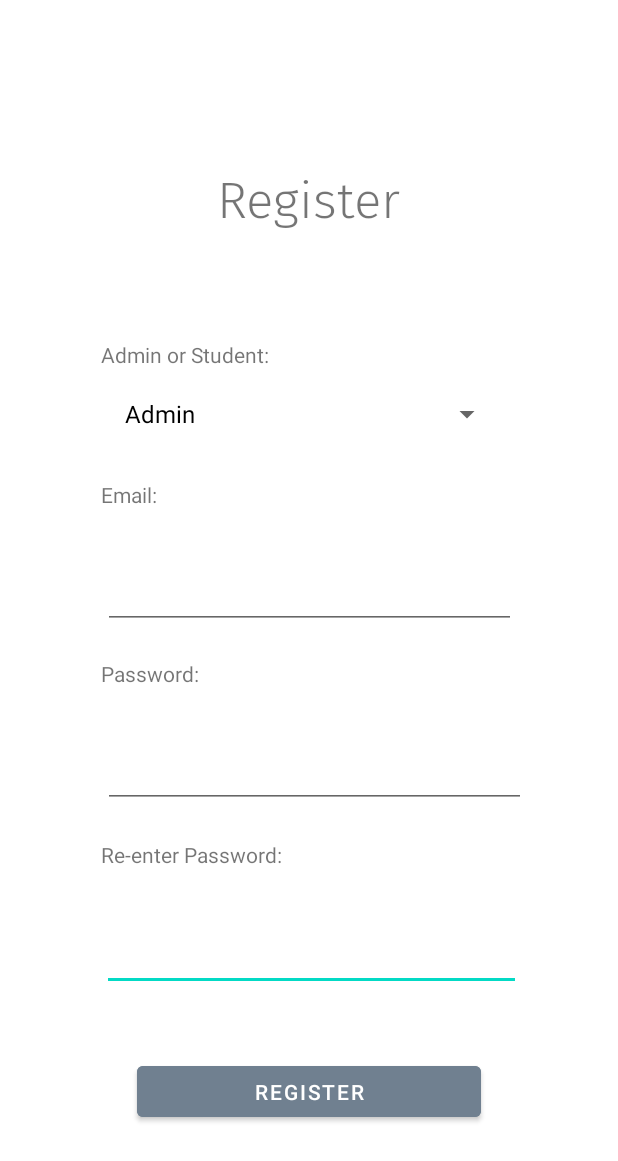
After one commit to arnavp103/UTT, an Android app: the SignUpPage screen opened directly, with no data from a screen before it, on a phone screen of 412 x 824 dp. The commit adds this screen. Shown: the top 1161 px of the screen. Run offline under Robolectric (Android 15) with nearby library versions, the phone set to English and light mode, and no system bars; our stand-ins replace Firebase (no records; nobody signed in at launch, a user with empty details on screens opened directly).

Commit message:
Sign Up page fully implemented

```diff
--- a/app/src/main/AndroidManifest.xml
+++ b/app/src/main/AndroidManifest.xml
@@ -12,6 +12,13 @@
         android:supportsRtl="true"
         android:theme="@style/Theme.UTT"
         tools:targetApi="31">
+        <activity
+            android:name=".SignUpPage"
+            android:exported="false">
+            <meta-data
+                android:name="android.app.lib_name"
+                android:value="" />
+        </activity>
         <activity
             android:name=".MainActivity"
             android:exported="true"
--- a/app/src/main/java/com/example/utt/LoginFragment.java
+++ b/app/src/main/java/com/example/utt/LoginFragment.java
@@ -2,6 +2,7 @@ package com.example.utt;
 
 import android.app.Activity;
 import android.content.Context;
+import android.content.Intent;
 import android.os.Bundle;
 import android.util.Log;
 import android.view.KeyEvent;
@@ -84,7 +85,7 @@ public class LoginFragment extends Fragment {
         }
     }
 
-    public void onViewCreated(@NonNull View view, Bundle savedInstanceState) {
+    public void onViewCreated(@NonNull View view, Bundle savedInstanceState){
         super.onViewCreated(view, savedInstanceState);
 
         uEdit = (EditText) view.findViewById(R.id.editTextUsername);
@@ -110,7 +111,8 @@ public class LoginFragment extends Fragment {
         binding.buttonLogin.setOnClickListener(this::submit);
 
         binding.signup.setOnClickListener(view1 -> {
-            // nav to sign up fragment
+            Intent intent = new Intent(view.getContext(), SignUpPage.class);
+            startActivity(intent);
         });
     }
 
--- /dev/null
+++ b/app/src/main/java/com/example/utt/SignUpPage.java
@@ -0,0 +1,64 @@
+package com.example.utt;
+
+import androidx.appcompat.app.AppCompatActivity;
+
+import android.os.Bundle;
+import android.view.View;
+import android.widget.ArrayAdapter;
+import android.widget.Button;
+import android.widget.EditText;
+import android.widget.Spinner;
+import android.widget.Toast;
+
+import com.google.firebase.database.DatabaseReference;
+import com.google.firebase.database.FirebaseDatabase;
+
+import java.util.ArrayList;
+
+public class SignUpPage extends AppCompatActivity {
+    Spinner adminOrStudent;
+    DatabaseReference databaseReference = FirebaseDatabase.getInstance().getReference().child("users");
+
+    @Override
+    protected void onCreate(Bundle savedInstanceState) {
+        super.onCreate(savedInstanceState);
+        setContentView(R.layout.activity_sign_up_page);
+        final EditText email = findViewById(R.id.editTextTextEmailAddress);
+        final EditText passwd = findViewById(R.id.editTextTextPassword2);
+        final EditText passwdAuth = findViewById(R.id.editTextTextPassword3);
+        final Button registerButton = findViewById(R.id.registration_button);
+
+
+
+        adminOrStudent = (Spinner)findViewById(R.id.adminOrStudent_spinner);
+        ArrayList <String> list = new ArrayList<>();
+        list.add("Admin");
+        list.add("Student");
+        ArrayAdapter<String> adapter = new ArrayAdapter<String>(this, android.R.layout.simple_spinner_dropdown_item, list);
+        adminOrStudent.setAdapter(adapter);
+
+        registerButton.setOnClickListener(new View.OnClickListener() {
+            public void onClick(View v){
+                String adminOrStudentChoice = adminOrStudent.getSelectedItem().toString();
+                final String emailText = email.getText().toString();
+                final String passwordText = passwd.getText().toString();
+                final String passwdAuthText = passwdAuth.getText().toString();
+
+                if(emailText.isEmpty() || passwordText.isEmpty() || passwdAuthText.isEmpty()) {
+                    Toast.makeText(SignUpPage.this, "Please fill all blanks", Toast.LENGTH_SHORT).show();
+                }
+                else if(!passwordText.equals(passwdAuthText)){
+                    Toast.makeText(SignUpPage.this, "Passwords are not matching", Toast.LENGTH_SHORT).show();
+                }
+                else{
+                    databaseReference.child("email").setValue(emailText);
+                    databaseReference.child("isAdmin").setValue(adminOrStudentChoice.equals("Admin"));
+                    databaseReference.child("password").setValue(passwordText);
+                    databaseReference.child("index").setValue(emailText + passwordText);
+                    Toast.makeText(SignUpPage.this, "User registered successfully", Toast.LENGTH_SHORT).show();
+                    finish();
+                }
+            }
+        });
+    }
+}
--- /dev/null
+++ b/app/src/main/res/layout/activity_sign_up_page.xml
@@ -0,0 +1,135 @@
+<?xml version="1.0" encoding="utf-8"?>
+<androidx.constraintlayout.widget.ConstraintLayout xmlns:android="http://schemas.android.com/apk/res/android"
+    xmlns:app="http://schemas.android.com/apk/res-auto"
+    xmlns:tools="http://schemas.android.com/tools"
+    android:layout_width="match_parent"
+    android:layout_height="match_parent"
+    tools:context=".SignUpPage">
+
+
+    <TextView
+        android:id="@+id/textView2"
+        android:layout_width="wrap_content"
+        android:layout_height="wrap_content"
+        android:fontFamily="@font/fira_sans_light"
+        android:text="Register"
+        android:textSize="34sp"
+        app:layout_constraintBottom_toBottomOf="parent"
+        app:layout_constraintEnd_toEndOf="parent"
+        app:layout_constraintHorizontal_bias="0.498"
+        app:layout_constraintStart_toStartOf="parent"
+        app:layout_constraintTop_toTopOf="parent"
+        app:layout_constraintVertical_bias="0.141" />
+
+    <EditText
+        android:id="@+id/editTextTextPassword3"
+        android:layout_width="279dp"
+        android:layout_height="63dp"
+        android:ems="10"
+        android:inputType="textPassword"
+        app:layout_constraintBottom_toBottomOf="parent"
+        app:layout_constraintEnd_toEndOf="parent"
+        app:layout_constraintHorizontal_bias="0.515"
+        app:layout_constraintStart_toStartOf="parent"
+        app:layout_constraintTop_toTopOf="parent"
+        app:layout_constraintVertical_bias="0.785" />
+
+    <TextView
+        android:id="@+id/textView6"
+        android:layout_width="wrap_content"
+        android:layout_height="wrap_content"
+        android:text="Re-enter Password:"
+        app:layout_constraintBottom_toBottomOf="parent"
+        app:layout_constraintEnd_toEndOf="parent"
+        app:layout_constraintHorizontal_bias="0.231"
+        app:layout_constraintStart_toStartOf="parent"
+        app:layout_constraintTop_toTopOf="parent"
+        app:layout_constraintVertical_bias="0.696" />
+
+    <EditText
+        android:id="@+id/editTextTextPassword2"
+        android:layout_width="282dp"
+        android:layout_height="73dp"
+        android:ems="10"
+        android:inputType="textPassword"
+        app:layout_constraintBottom_toBottomOf="parent"
+        app:layout_constraintEnd_toEndOf="parent"
+        app:layout_constraintHorizontal_bias="0.527"
+        app:layout_constraintStart_toStartOf="parent"
+        app:layout_constraintTop_toTopOf="parent"
+        app:layout_constraintVertical_bias="0.62" />
+
+    <TextView
+        android:id="@+id/textView5"
+        android:layout_width="wrap_content"
+        android:layout_height="wrap_content"
+        android:text="Password:"
+        app:layout_constraintBottom_toBottomOf="parent"
+        app:layout_constraintEnd_toEndOf="parent"
+        app:layout_constraintHorizontal_bias="0.194"
+        app:layout_constraintStart_toStartOf="parent"
+        app:layout_constraintTop_toTopOf="parent"
+        app:layout_constraintVertical_bias="0.546" />
+
+    <EditText
+        android:id="@+id/editTextTextEmailAddress"
+        android:layout_width="275dp"
+        android:layout_height="66dp"
+        android:ems="10"
+        android:inputType="textEmailAddress"
+        app:layout_constraintBottom_toBottomOf="parent"
+        app:layout_constraintEnd_toEndOf="parent"
+        app:layout_constraintStart_toStartOf="parent"
+        app:layout_constraintTop_toTopOf="parent"
+        app:layout_constraintVertical_bias="0.466" />
+
+    <TextView
+        android:id="@+id/textView4"
+        android:layout_width="wrap_content"
+        android:layout_height="wrap_content"
+        android:text="Email:"
+        app:layout_constraintBottom_toBottomOf="parent"
+        app:layout_constraintEnd_toEndOf="parent"
+        app:layout_constraintHorizontal_bias="0.179"
+        app:layout_constraintStart_toStartOf="parent"
+        app:layout_constraintTop_toTopOf="parent"
+        app:layout_constraintVertical_bias="0.398" />
+
+    <Spinner
+        android:id="@+id/adminOrStudent_spinner"
+        android:layout_width="260dp"
+        android:layout_height="24dp"
+        android:visibility="visible"
+        app:layout_constraintBottom_toBottomOf="parent"
+        app:layout_constraintEnd_toEndOf="parent"
+        app:layout_constraintHorizontal_bias="0.496"
+        app:layout_constraintStart_toStartOf="parent"
+        app:layout_constraintTop_toTopOf="parent"
+        app:layout_constraintVertical_bias="0.33"
+        tools:visibility="visible" />
+
+    <TextView
+        android:id="@+id/textView3"
+        android:layout_width="wrap_content"
+        android:layout_height="wrap_content"
+        android:text="Admin or Student:"
+        app:layout_constraintBottom_toBottomOf="parent"
+        app:layout_constraintEnd_toEndOf="parent"
+        app:layout_constraintHorizontal_bias="0.224"
+        app:layout_constraintStart_toStartOf="parent"
+        app:layout_constraintTop_toTopOf="parent"
+        app:layout_constraintVertical_bias="0.282" />
+
+    <Button
+        android:id="@+id/registration_button"
+        android:layout_width="229dp"
+        android:layout_height="46dp"
+        android:layout_marginTop="44dp"
+        android:backgroundTint="@color/slategray"
+        android:text="Register"
+        app:layout_constraintBottom_toBottomOf="parent"
+        app:layout_constraintEnd_toEndOf="parent"
+        app:layout_constraintStart_toStartOf="parent"
+        app:layout_constraintTop_toBottomOf="@+id/editTextTextPassword3"
+        app:layout_constraintVertical_bias="0.0" />
+</androidx.constraintlayout.widget.ConstraintLayout>
--- a/app/src/main/res/layout/fragment_login_page.xml
+++ b/app/src/main/res/layout/fragment_login_page.xml
@@ -68,7 +68,7 @@
         android:layout_width="0dp"
         android:layout_height="wrap_content"
         android:layout_marginTop="32dp"
-        android:fontFamily="@font/fira_sans_medium_italic"
+        android:fontFamily="sans-serif"
         android:text="@string/login_title"
         android:textAlignment="center"
         android:textAllCaps="false"
@@ -80,17 +80,21 @@
         app:layout_constraintStart_toStartOf="@+id/titleStartGuideline"
         app:layout_constraintTop_toTopOf="@+id/titleTopGuideline" />
 
-    <TextView
+    <Button
         android:id="@+id/signup"
-        android:layout_width="wrap_content"
-        android:layout_height="wrap_content"
-        android:text="@string/signup_nav"
-        android:textAlignment="center"
-        android:textColor="@color/teal_700"
-        android:textSize="20sp"
+        android:layout_width="200dp"
+        android:layout_height="47dp"
+
+        android:layout_marginBottom="36dp"
+        android:backgroundTint="@color/slategray"
+        android:fontFamily="@font/fira_sans_light"
+        android:text="Register"
+        app:layout_constraintBottom_toBottomOf="parent"
         app:layout_constraintEnd_toEndOf="parent"
+        app:layout_constraintHorizontal_bias="0.498"
         app:layout_constraintStart_toStartOf="parent"
-        app:layout_constraintTop_toBottomOf="@+id/buttonLogin" />
+        app:layout_constraintTop_toBottomOf="@+id/buttonLogin"
+        app:layout_constraintVertical_bias="0.0" />
 
 
     <androidx.constraintlayout.widget.Guideline
```
